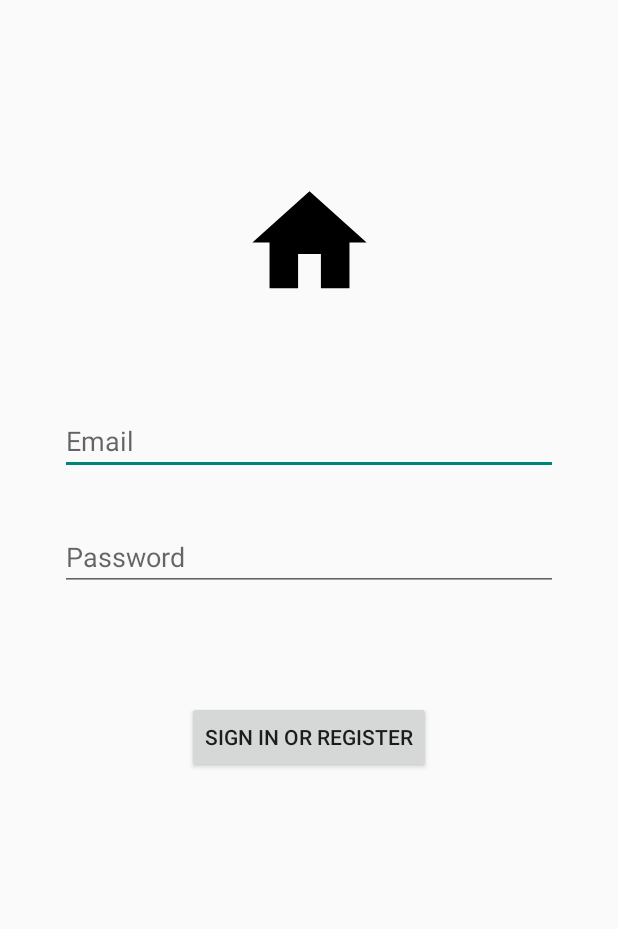
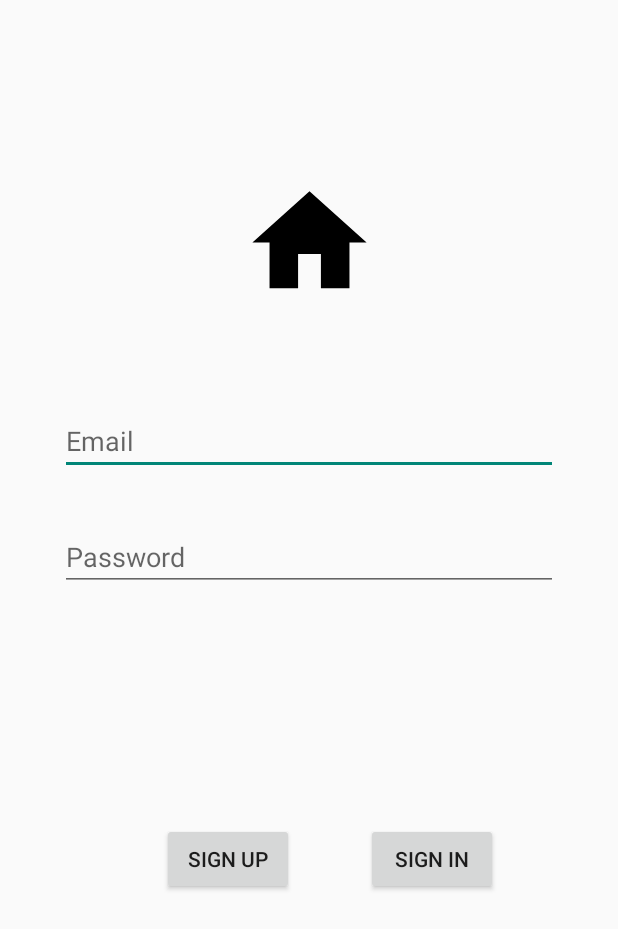
Before and after one commit to ijusto/CondominiumManagerAndroidApp, an Android app: the screen it shows after launch (LoginActivity), on a phone screen of 412 x 824 dp. Shown: the top 929 px of the screen. Run offline under Robolectric (Android 15) with nearby library versions, the phone set to English and light mode, and no system bars.

Commit message:
added two simple buttons

```diff
--- a/app/src/main/res/layout/activity_login.xml
+++ b/app/src/main/res/layout/activity_login.xml
@@ -44,23 +44,6 @@
         app:layout_constraintStart_toStartOf="parent"
         app:layout_constraintTop_toBottomOf="@+id/username" />
 
-    <Button
-        android:id="@+id/login"
-        android:layout_width="wrap_content"
-        android:layout_height="wrap_content"
-        android:layout_gravity="start"
-        android:layout_marginStart="48dp"
-        android:layout_marginTop="16dp"
-        android:layout_marginEnd="48dp"
-        android:layout_marginBottom="64dp"
-        android:enabled="true"
-        android:text="@string/action_sign_in"
-        app:layout_constraintBottom_toBottomOf="parent"
-        app:layout_constraintEnd_toEndOf="parent"
-        app:layout_constraintStart_toStartOf="parent"
-        app:layout_constraintTop_toBottomOf="@+id/password"
-        app:layout_constraintVertical_bias="0.2" />
-
     <ProgressBar
         android:id="@+id/loading"
         android:layout_width="wrap_content"
@@ -88,4 +71,33 @@
         app:layout_constraintStart_toStartOf="parent"
         app:layout_constraintTop_toTopOf="parent"
         app:srcCompat="@drawable/ic_home_black_24dp" />
+
+    <Button
+        android:id="@+id/login"
+        android:layout_width="wrap_content"
+        android:layout_height="wrap_content"
+        android:layout_marginStart="8dp"
+        android:layout_marginTop="8dp"
+        android:layout_marginEnd="8dp"
+        android:layout_marginBottom="8dp"
+        android:text="Sign In"
+        app:layout_constraintBottom_toBottomOf="parent"
+        app:layout_constraintEnd_toEndOf="parent"
+        app:layout_constraintHorizontal_bias="0.42"
+        app:layout_constraintStart_toEndOf="@+id/register"
+        app:layout_constraintTop_toBottomOf="@+id/password"
+        app:layout_constraintVertical_bias="0.419" />
+
+    <Button
+        android:id="@+id/register"
+        android:layout_width="wrap_content"
+        android:layout_height="wrap_content"
+        android:layout_marginStart="92dp"
+        android:layout_marginTop="8dp"
+        android:layout_marginBottom="8dp"
+        android:text="Sign Up"
+        app:layout_constraintBottom_toBottomOf="parent"
+        app:layout_constraintStart_toStartOf="parent"
+        app:layout_constraintTop_toBottomOf="@+id/password"
+        app:layout_constraintVertical_bias="0.419" />
 </android.support.constraint.ConstraintLayout>
```
